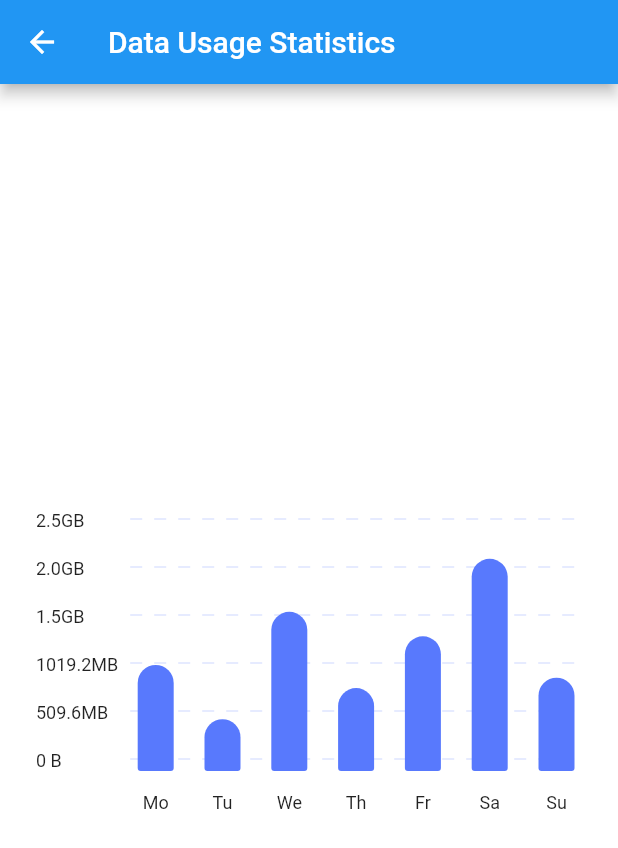
After one commit to UcGeorge/canvas, a Flutter app: the DataUsageStatistics screen opened directly, on a phone screen of 412 x 824 dp. The commit adds this screen. Shown: the top 848 px of the screen. Run offline on Flutter 3.47's test engine with Material 2 defaults, Android fonts, the light colour scheme and no system bars; drawn by our look-alikes of dotted_line, flutter_animate.

Commit message:
implemented gox-suite data usage stats bar chart

```diff
--- a/lib/src/gox_suite/data_usage/data_usage.view.dart
+++ b/lib/src/gox_suite/data_usage/data_usage.view.dart
@@ -2,6 +2,7 @@ import 'package:flutter/material.dart';
 
 import '../../../util/flow.util.dart';
 import 'scale/scale.view.dart';
+import 'statistics/statistics.view.dart';
 
 class DataUsage extends StatelessWidget {
   const DataUsage({super.key});
@@ -21,6 +22,13 @@ class DataUsage extends StatelessWidget {
               context: context,
               page: const DataUsageScale(),
             ),
+          ),
+          ListTile(
+            title: const Text("Statistics"),
+            onTap: () => FlowUtil.moveTo(
+              context: context,
+              page: DataUsageStatistics(),
+            ),
           )
         ],
       ),
--- /dev/null
+++ b/lib/src/gox_suite/data_usage/statistics/components/bar.dart
@@ -0,0 +1,93 @@
+import 'package:flutter/material.dart';
+import 'package:flutter_animate/flutter_animate.dart';
+
+class BarChartBar extends StatelessWidget {
+  const BarChartBar({
+    super.key,
+    required this.constraints,
+    required this.valueFraction,
+    required this.label,
+    required this.value,
+    required this.selected,
+  });
+
+  final BoxConstraints constraints;
+  final String label;
+  final String value;
+  final double valueFraction;
+  final bool selected;
+
+  @override
+  Widget build(BuildContext context) {
+    return RepaintBoundary(
+      child: Column(
+        mainAxisAlignment: MainAxisAlignment.end,
+        children: [
+          SizedBox(
+            height: (constraints.maxHeight - 28) * valueFraction,
+            child: Stack(
+              alignment: Alignment.center,
+              children: [
+                Align(
+                  alignment: Alignment.bottomCenter,
+                  child: AnimatedContainer(
+                    duration: 150.ms,
+                    height: (constraints.maxHeight - 28) * valueFraction,
+                    width: 24,
+                    decoration: BoxDecoration(
+                      color: selected
+                          ? const Color(0xffC6D1FF)
+                          : const Color(0xff5879FD),
+                      borderRadius: const BorderRadius.only(
+                        topLeft: Radius.circular(24),
+                        topRight: Radius.circular(24),
+                        bottomLeft: Radius.circular(4),
+                        bottomRight: Radius.circular(4),
+                      ),
+                    ),
+                  ).animate().scaleY(
+                        alignment: Alignment.bottomCenter,
+                        delay: 150.ms,
+                        duration: 300.ms,
+                      ),
+                ),
+                Align(
+                  alignment: Alignment.center,
+                  child: Container(
+                    width: selected ? null : 0,
+                    padding:
+                        const EdgeInsets.symmetric(horizontal: 12, vertical: 2),
+                    decoration: BoxDecoration(
+                      color: const Color(0xff5879FD),
+                      borderRadius: BorderRadius.circular(100),
+                    ),
+                    child: Text(
+                      value,
+                      style: const TextStyle(
+                        fontSize: 12,
+                        height: 1.364,
+                        color: Colors.white,
+                      ),
+                    ),
+                  ).animate(target: selected ? 1 : 0).scaleXY(
+                        duration: 150.ms,
+                        begin: 0,
+                        end: 1,
+                      ),
+                ),
+              ],
+            ),
+          ),
+          const SizedBox(height: 12),
+          Text(
+            label,
+            style: const TextStyle(
+              fontSize: 12,
+              height: 1.364,
+            ),
+          ),
+        ],
+      ),
+    );
+  }
+}
--- /dev/null
+++ b/lib/src/gox_suite/data_usage/statistics/components/graph_bg.dart
@@ -0,0 +1,73 @@
+import 'package:dotted_line/dotted_line.dart';
+import 'package:flutter/material.dart';
+
+import '../../../../../util/size_format.util.dart';
+
+class GraphBg extends StatelessWidget {
+  const GraphBg({
+    super.key,
+    required this.interval,
+  });
+
+  final double interval;
+
+  @override
+  Widget build(BuildContext context) {
+    return Column(
+      children: [
+        Expanded(
+          child: Row(
+            crossAxisAlignment: CrossAxisAlignment.stretch,
+            children: [
+              Column(
+                crossAxisAlignment: CrossAxisAlignment.start,
+                mainAxisAlignment: MainAxisAlignment.spaceBetween,
+                children: List.generate(6, (index) => index * interval)
+                    .map((e) => Text(
+                          SizeFormatUtil.formatBytes(e),
+                          style: const TextStyle(
+                            fontSize: 12,
+                            height: 1.364,
+                          ),
+                        ))
+                    .toList()
+                    .reversed
+                    .toList(),
+              ),
+              const SizedBox(width: 8),
+              Expanded(
+                child: Column(
+                  crossAxisAlignment: CrossAxisAlignment.stretch,
+                  mainAxisAlignment: MainAxisAlignment.spaceBetween,
+                  children: List.filled(6, null)
+                      .map((e) => SizedBox(
+                            height: 16,
+                            child: Align(
+                              alignment: Alignment.center,
+                              child: DottedLine(
+                                lineThickness: 1.0,
+                                dashLength: 8.0,
+                                dashColor:
+                                    const Color(0xff5879FD).withOpacity(.2),
+                                dashGapLength: 8.0,
+                              ),
+                            ),
+                          ))
+                      .toList(),
+                ),
+              ),
+            ],
+          ),
+        ),
+        const SizedBox(height: 12),
+        const Text(
+          "",
+          style: TextStyle(
+            fontSize: 12,
+            height: 1.364,
+          ),
+        ),
+      ],
+    );
+  }
+}
--- /dev/null
+++ b/lib/src/gox_suite/data_usage/statistics/components/weekly_chart.dart
@@ -0,0 +1,97 @@
+import 'package:flutter/material.dart';
+
+import '../../../../../util/size_format.util.dart';
+import 'bar.dart';
+import 'graph_bg.dart';
+
+class WeeklyBarChart extends StatefulWidget {
+  const WeeklyBarChart({
+    super.key,
+    required this.data,
+  });
+
+  final List<double> data;
+
+  @override
+  State<WeeklyBarChart> createState() => _WeeklyBarChartState();
+}
+
+class _WeeklyBarChartState extends State<WeeklyBarChart> {
+  final List<String> weeklyLabels = ["Mo", "Tu", "We", "Th", "Fr", "Sa", "Su"];
+
+  final double padding = SizeFormatUtil.convertToBytes(500, SizeUnit.mb);
+
+  int? selectedIndex;
+
+  @override
+  Widget build(BuildContext context) {
+    final tempData = [...widget.data];
+    final maxValue = (tempData..sort()).last;
+    double range = 0 + maxValue + padding;
+    double interval = range / 5;
+
+    return SizedBox(
+      height: 204,
+      child: Stack(
+        children: [
+          GraphBg(interval: interval),
+          SizedBox(
+            height: 204,
+            child: LayoutBuilder(
+              builder: (context, constraints) {
+                return Row(
+                  children: [
+                    Opacity(
+                      opacity: 0,
+                      child: Column(
+                        crossAxisAlignment: CrossAxisAlignment.start,
+                        mainAxisAlignment: MainAxisAlignment.spaceBetween,
+                        children: List.generate(5, (index) => index * interval)
+                            .map((e) => Text(
+                                  SizeFormatUtil.formatBytes(e),
+                                  style: const TextStyle(
+                                    fontSize: 12,
+                                    height: 1.364,
+                                  ),
+                                ))
+                            .toList()
+                            .reversed
+                            .toList(),
+                      ),
+                    ),
+                    const SizedBox(width: 8),
+                    Expanded(
+                      child: Padding(
+                        padding: const EdgeInsets.symmetric(horizontal: 5),
+                        child: Row(
+                          crossAxisAlignment: CrossAxisAlignment.stretch,
+                          mainAxisAlignment: MainAxisAlignment.spaceBetween,
+                          children: List.generate(
+                            widget.data.length,
+                            (index) => GestureDetector(
+                              onTap: () => setState(() {
+                                selectedIndex = index;
+                              }),
+                              child: BarChartBar(
+                                selected: selectedIndex == index,
+                                value: SizeFormatUtil.formatBytes(
+                                    widget.data[index]),
+                                valueFraction: widget.data[index] / range,
+                                constraints: constraints,
+                                label: weeklyLabels[index],
+                              ),
+                            ),
+                          ),
+                        ),
+                      ),
+                    ),
+                  ],
+                );
+              },
+            ),
+          ),
+        ],
+      ),
+    );
+  }
+}
--- /dev/null
+++ b/lib/src/gox_suite/data_usage/statistics/statistics.view.dart
@@ -0,0 +1,56 @@
+import 'package:flutter/material.dart';
+
+import '../../../../util/size_format.util.dart';
+import 'components/weekly_chart.dart';
+
+class DataUsageStatistics extends StatelessWidget {
+  DataUsageStatistics({super.key});
+
+  final List<double> data = [
+    SizeFormatUtil.convertToBytes(
+      1,
+      SizeUnit.gb,
+    ),
+    SizeFormatUtil.convertToBytes(
+      500,
+      SizeUnit.mb,
+    ),
+    SizeFormatUtil.convertToBytes(
+      1.5,
+      SizeUnit.gb,
+    ),
+    SizeFormatUtil.convertToBytes(
+      800,
+      SizeUnit.mb,
+    ),
+    SizeFormatUtil.convertToBytes(
+      1300,
+      SizeUnit.mb,
+    ),
+    SizeFormatUtil.convertToBytes(
+      2,
+      SizeUnit.gb,
+    ),
+    SizeFormatUtil.convertToBytes(
+      900,
+      SizeUnit.mb,
+    ),
+  ];
+
+  @override
+  Widget build(BuildContext context) {
+    return Scaffold(
+      backgroundColor: Colors.white,
+      appBar: AppBar(
+        automaticallyImplyLeading: true,
+        title: const Text("Data Usage Statistics"),
+      ),
+      body: Center(
+        child: Padding(
+          padding: const EdgeInsets.symmetric(horizontal: 24),
+          child: WeeklyBarChart(data: data),
+        ),
+      ),
+    );
+  }
+}
--- /dev/null
+++ b/lib/util/size_format.util.dart
@@ -0,0 +1,57 @@
+import 'dart:math' as math;
+
+class SizeFormatUtil {
+  static String formatBytes(double bytes) {
+    if (bytes < 1) {
+      return "0 B";
+    }
+
+    const units = ["B", "KB", "MB", "GB", "TB", "PB", "EB", "ZB", "YB"];
+    final digitGroups = (math.log(bytes) / math.log(1024)).floor();
+
+    if (digitGroups < 1) {
+      return "${bytes.toStringAsFixed(1)}B";
+    }
+
+    final index =
+        digitGroups > units.length - 1 ? units.length - 1 : digitGroups;
+    return "${(bytes / (math.pow(1024, index))).toStringAsFixed(1)}${units[index]}";
+  }
+
+  static double convertToBytes(double value, SizeUnit unit) {
+    switch (unit) {
+      case SizeUnit.b:
+        return value * (math.pow(1024, 0));
+      case SizeUnit.kb:
+        return value * (math.pow(1024, 1));
+      case SizeUnit.mb:
+        return value * (math.pow(1024, 2));
+      case SizeUnit.gb:
+        return value * (math.pow(1024, 3));
+      case SizeUnit.tb:
+        return value * (math.pow(1024, 4));
+      case SizeUnit.pb:
+        return value * (math.pow(1024, 5));
+      case SizeUnit.eb:
+        return value * (math.pow(1024, 6));
+      case SizeUnit.zb:
+        return value * (math.pow(1024, 7));
+      case SizeUnit.yb:
+        return value * (math.pow(1024, 8));
+      default:
+        throw ArgumentError("Invalid SizeUnit value");
+    }
+  }
+}
+
+enum SizeUnit {
+  b,
+  kb,
+  mb,
+  gb,
+  tb,
+  pb,
+  eb,
+  zb,
+  yb,
+}
--- a/pubspec.yaml
+++ b/pubspec.yaml
@@ -29,6 +29,7 @@ environment:
 # versions available, run `flutter pub outdated`.
 dependencies:
   cupertino_icons: ^1.0.2
+  dotted_line: ^3.1.0
   flutter:
     sdk: flutter
   flutter_animate: ^4.1.1+1
```
Also changed, not shown: pubspec.lock.
